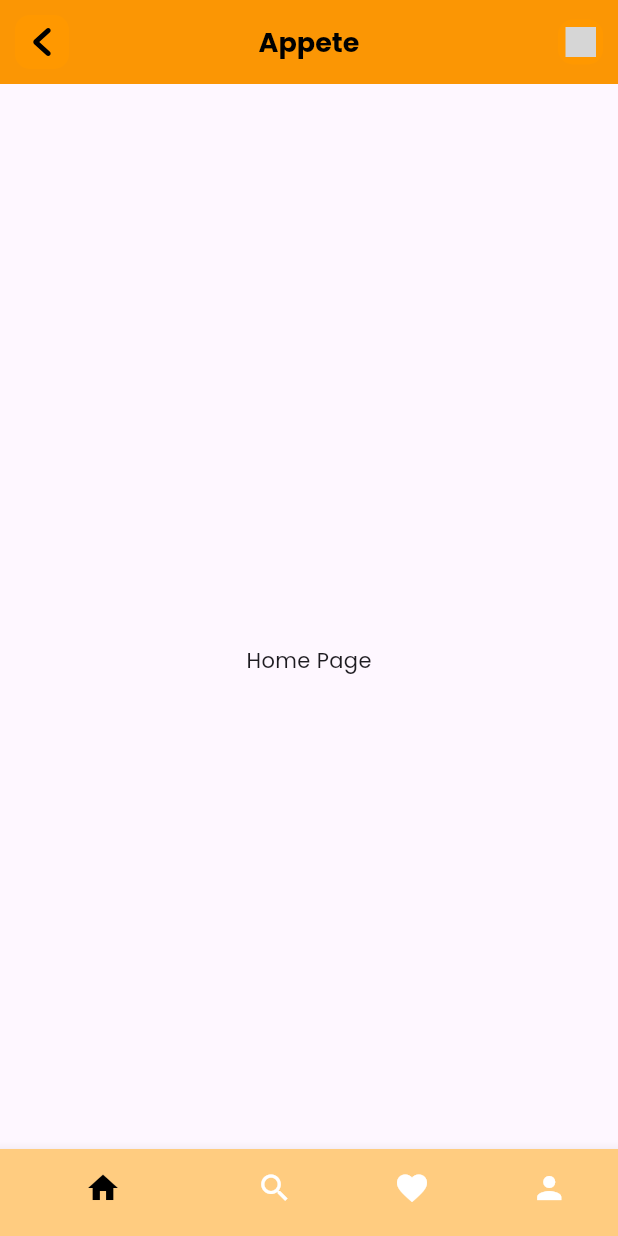
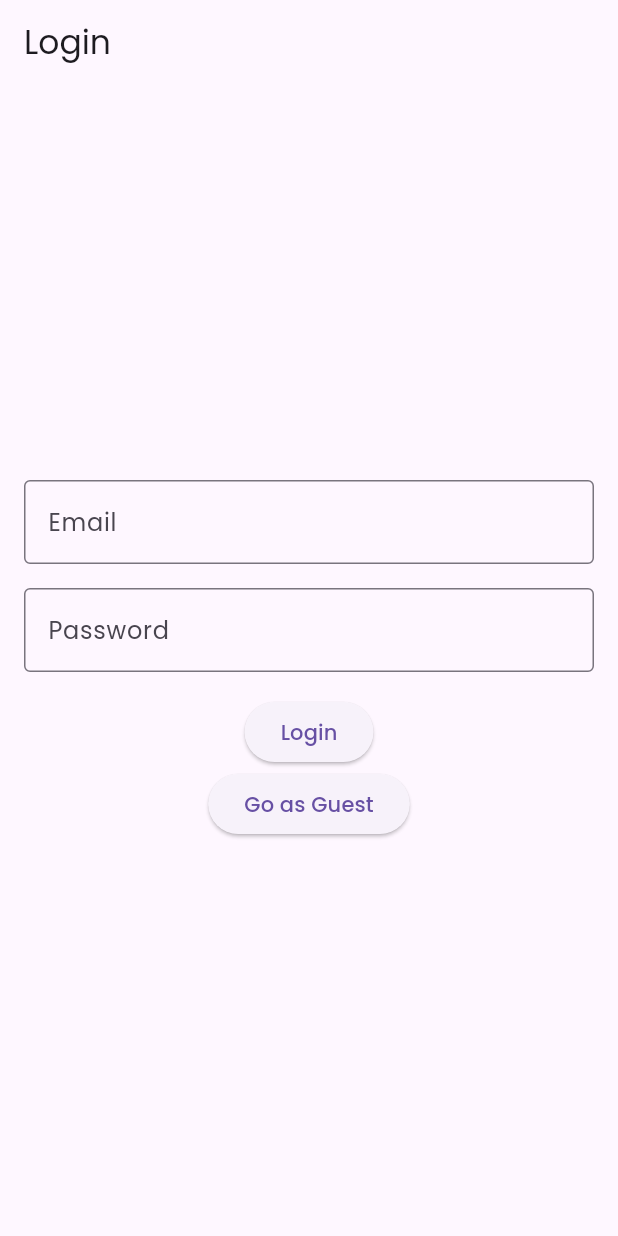
Before and after one commit to Pulina-176/mobile-backend, a Flutter app: the screen it shows after launch, on a phone screen of 412 x 824 dp. Run offline on Flutter 3.47's test engine with Material 3 defaults, Android fonts, the phone set to English and light mode, and no system bars; our stand-ins replace flutter_svg, get; grey boxes are pictures that could not be loaded.

Commit message:
minimal working / development

```diff
--- a/appete/lib/main.dart
+++ b/appete/lib/main.dart
@@ -1,6 +1,7 @@
 import 'package:appete/views/entryPoint.dart';
 import 'package:flutter/material.dart';
 import 'package:get/get.dart';
+import 'package:appete/views/auth/login_User.dart';
 
 
 void main() {
@@ -14,9 +15,13 @@ class MyApp extends StatelessWidget {
   @override
   Widget build(BuildContext context) {
     return GetMaterialApp(
-      debugShowCheckedModeBanner: false,
-      theme: ThemeData(fontFamily: 'Poppins'),
-      home: MainScreen(),
-    );
+        debugShowCheckedModeBanner: false,
+        theme: ThemeData(fontFamily: 'Poppins'),
+        home: LoginPage(),
+        routes: {
+          '/home': (context) => MainScreen(), // Define the home route
+        },
+      );
   }
+
 }
--- /dev/null
+++ b/appete/lib/models/User.dart
@@ -0,0 +1,41 @@
+import 'dart:convert';
+
+List<User> userFromJson(String str) => List<User>.from(json.decode(str).map((x) => User.fromJson(x)));
+
+String userToJson(List<User> data) => json.encode(List<dynamic>.from(data.map((x) => x.toJson())));
+
+class User {
+    User({
+        required this.id,
+        required this.name,
+        required this.email,
+        required this.password,
+        required this.createdAt,
+        required this.updatedAt,
+    });
+
+    int id;
+    String name;
+    String email;
+    String password;
+    DateTime createdAt;
+    DateTime updatedAt;
+
+    factory User.fromJson(Map<String, dynamic> json) => User(
+        id: json["id"],
+        name: json["name"],
+        email: json["email"],
+        password: json["password"],
+        createdAt: DateTime.parse(json["created_at"]),
+        updatedAt: DateTime.parse(json["updated_at"]),
+    );
+
+    Map<String, dynamic> toJson() => {
+        "id": id,
+        "name": name,
+        "email": email,
+        "password": password,
+        "created_at": createdAt.toIso8601String(),
+        "updated_at": updatedAt.toIso8601String(),
+    };
+}
--- /dev/null
+++ b/appete/lib/views/auth/login_User.dart
@@ -0,0 +1,57 @@
+import 'package:appete/controllers/auth_user_controller.dart';
+import 'package:appete/controllers/user_controller.dart';
+import 'package:flutter/material.dart';
+import 'package:get/get.dart';
+
+class LoginPage extends StatelessWidget {
+  // final AuthService _loginController = Get.put(AuthService());
+
+  @override
+  Widget build(BuildContext context) {
+    return Scaffold(
+      appBar: AppBar(title: Text('Login')),
+      body: Padding(
+        padding: const EdgeInsets.all(16.0),
+        child: Column(
+          mainAxisAlignment: MainAxisAlignment.center,
+          children: [
+            TextField(
+              decoration: InputDecoration(
+                labelText: 'Email',
+                border: OutlineInputBorder(),
+              ),
+            ),
+            SizedBox(height: 16),
+            TextField(
+                  obscureText: true,
+                  decoration: InputDecoration(
+                    labelText: 'Password',
+                    border: OutlineInputBorder(),
+                  ),
+                ),
+            SizedBox(height: 16),
+            ElevatedButton(
+              onPressed: () => {
+
+              },
+              child: Text('Login'),
+            ),
+            ElevatedButton(
+              onPressed: () => {},
+              // () async {
+              //   dynamic result = await _loginController.signInAnon();
+              //   if (result == null) {
+              //     print('error signing in');
+              //   } else {
+              //     print('signed in');
+              //     print(result.uid);
+              //   }
+              // },
+              child: Text('Go as Guest'),
+            ),
+          ],
+        ),
+      ),
+    );
+  }
+}
```
Also changed, not shown: appete/lib/controllers/auth_user_controller.dart (added, +36 -0 lines), appete/lib/controllers/user_controller.dart (added, +15 -0 lines), appete/lib/models/hook-models/fetchHook.dart (added, +15 -0 lines).
